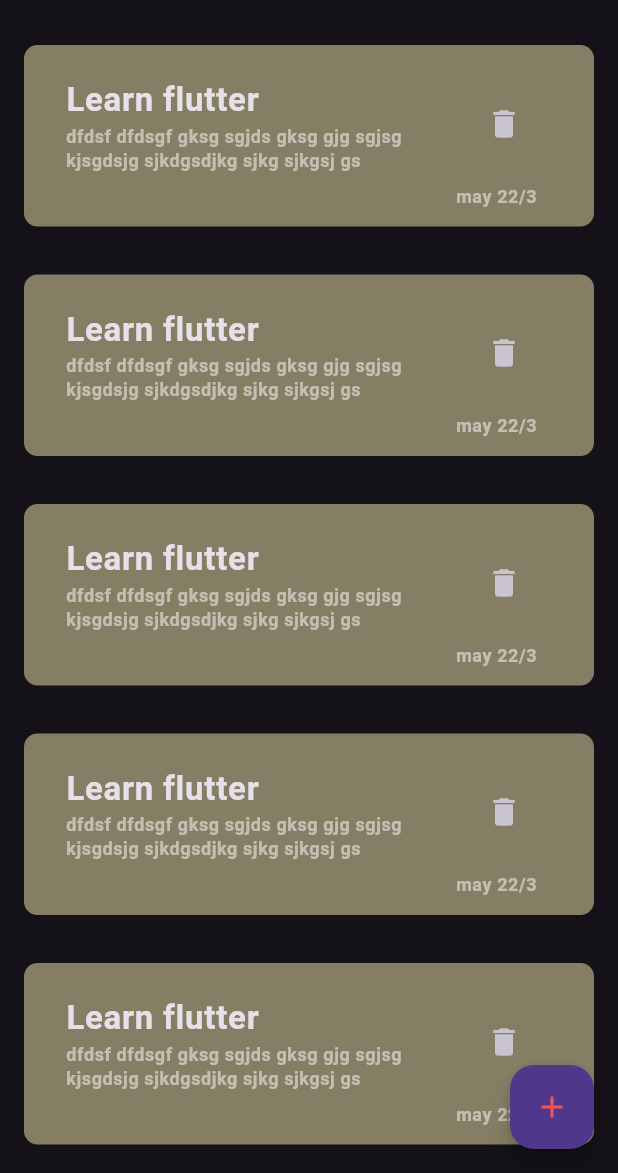
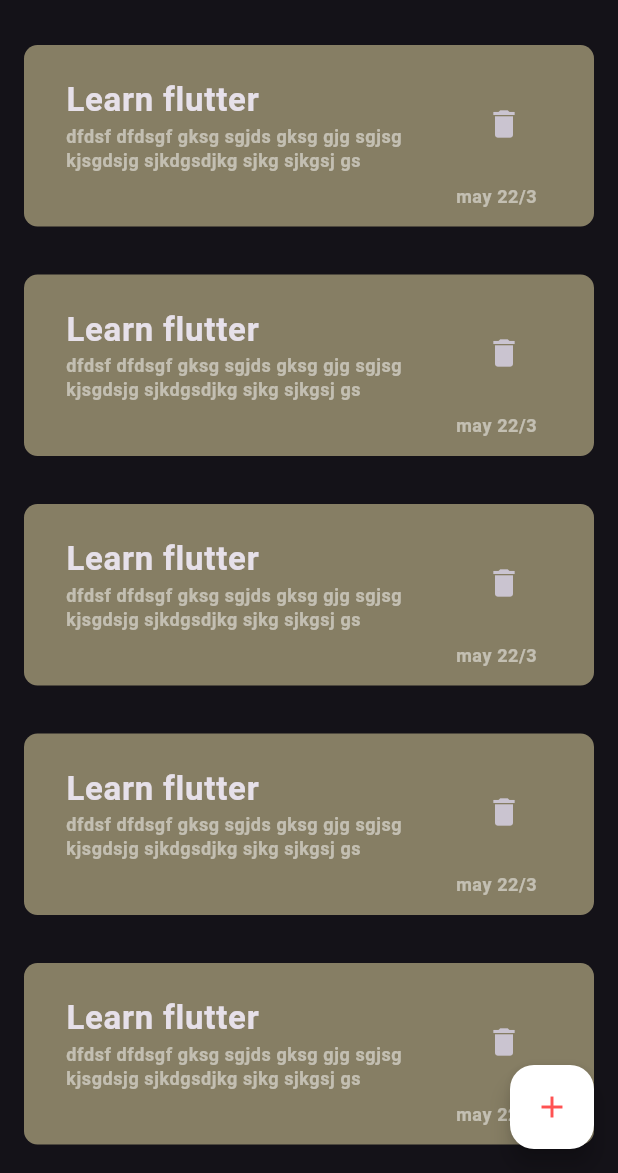
Before and after one commit to HussienAboSoker/notes, a Flutter app: the screen it shows after launch, on a phone screen of 412 x 824 dp, the part 63-1236 px from its top. Run offline on Flutter 3.47's test engine with Material 3 defaults, Android fonts, the phone set to English and light mode, and no system bars.

Commit message:
change them of floating actionbutton

```diff
--- a/lib/main.dart
+++ b/lib/main.dart
@@ -15,7 +15,11 @@ class MyApp extends StatelessWidget {
       debugShowCheckedModeBanner: false,
       title: 'Flutter Demo',
       theme: ThemeData(
-       // primaryColor:Colors.,
+        floatingActionButtonTheme: FloatingActionButtonThemeData(
+          backgroundColor: Colors.white ,
+          focusColor: Colors.red[250] ,
+        ),
+        primaryColor:Colors.white,
         textTheme:  TextTheme(
           bodyLarge: const TextStyle(
             fontSize: 22,
```
